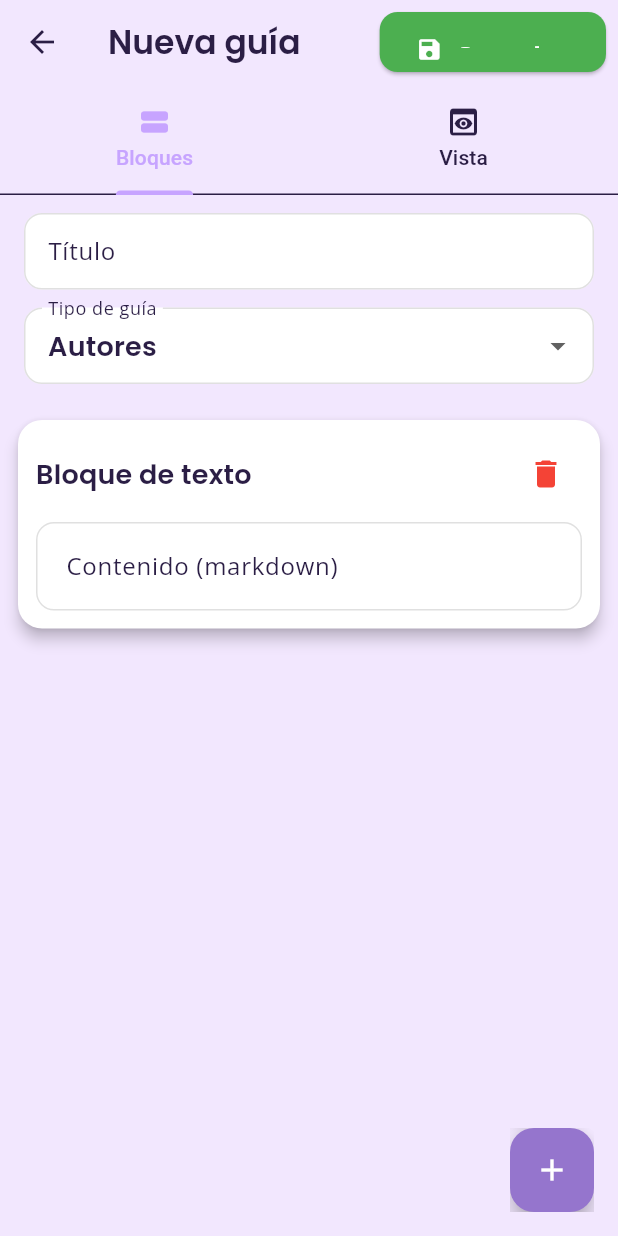
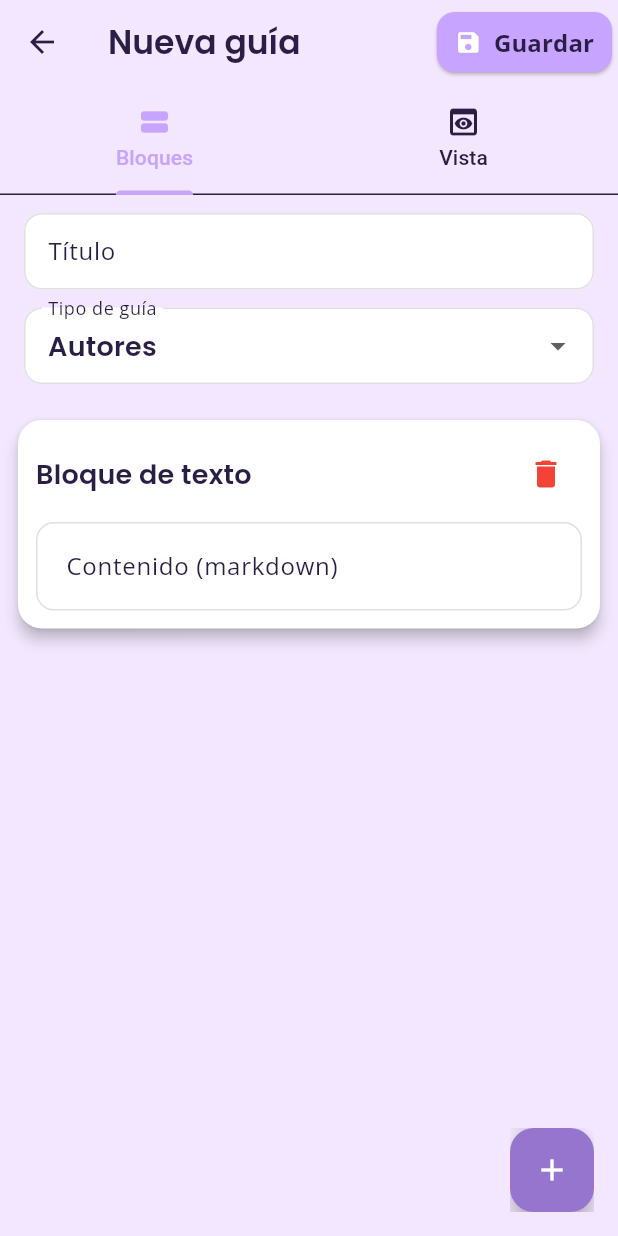
Before and after one commit to elguionbajomonoxido/neuroconecta2, a Flutter app: the EditarGuiaScreen screen opened directly, on a phone screen of 412 x 824 dp. Run offline on Flutter 3.47's test engine with Material 3 defaults, Android fonts, the phone set to English and light mode, and no system bars; our stand-ins replace cached_network_image, chewie, cloud_firestore, firebase_auth, firebase_core, flutter_highlight and 8 more; accounts and stored records are empty.

Commit message:
fix: Ajustes de UI responsivos - imágenes, tarjetas y botón guardar
- Cambiar BoxFit.cover a BoxFit.contain en detalles_guia_screen para imágenes adaptativas
- Remover altura fija en imágenes para que se adapten al contenido
- Reducir altura de preview de imágenes de 200 a 120px en tarjetas
- Reducir ancho de imágenes de 160 a 120px para tarjetas más compactas
- Botón Guardar: usar colores del tema (primary/onPrimary)
- Usar textTheme.labelLarge para texto adaptativo del botón
- Padding adaptativo en botón Guardar para mejor proporción
- Aplicar cambios en guia_funcionalidades_screen y guia_autores_screen
- APK 65.9 MB, flutter analyze: 0 issues

```diff
--- a/lib/screens/detalles_guia_screen.dart
+++ b/lib/screens/detalles_guia_screen.dart
@@ -209,9 +209,8 @@ class _DetallesGuiaScreenState extends State<DetallesGuiaScreen> {
       borderRadius: BorderRadius.circular(8),
       child: AdaptiveImage(
         imageUrl: bloque.url!,
-        fit: BoxFit.cover,
+        fit: BoxFit.contain,
         width: double.infinity,
-        height: 300,
       ),
     );
   }
--- a/lib/screens/editar_guia_screen.dart
+++ b/lib/screens/editar_guia_screen.dart
@@ -101,7 +101,8 @@ class _EditarGuiaScreenState extends State<EditarGuiaScreen>
               elevation: innerBoxIsScrolled ? 4 : 0,
               actions: [
                 Padding(
-                  padding: const EdgeInsets.all(8.0),
+                  padding: const EdgeInsets.symmetric(horizontal: 4, vertical: 8),
+                  child: Center(
                     child: ElevatedButton.icon(
                       onPressed: _guardando ? null : _guardar,
                       icon: _guardando
@@ -111,10 +112,15 @@ class _EditarGuiaScreenState extends State<EditarGuiaScreen>
                               child: CircularProgressIndicator(strokeWidth: 2),
                             )
                           : const Icon(Icons.save),
-                    label: Text(_guardando ? 'Guardando...' : 'Guardar'),
+                      label: Text(
+                        _guardando ? 'Guardando...' : 'Guardar',
+                        style: Theme.of(context).textTheme.labelLarge,
+                      ),
                       style: ElevatedButton.styleFrom(
-                      backgroundColor: Colors.green,
-                      foregroundColor: Colors.white,
+                        backgroundColor: Theme.of(context).colorScheme.primary,
+                        foregroundColor: Theme.of(context).colorScheme.onPrimary,
+                        padding: const EdgeInsets.symmetric(horizontal: 12, vertical: 8),
+                      ),
                     ),
                   ),
                 ),
--- a/lib/screens/guia_autores_screen.dart
+++ b/lib/screens/guia_autores_screen.dart
@@ -201,7 +201,7 @@ class GuiaAutoresScreen extends StatelessWidget {
             ),
             if (guia.bloques.isNotEmpty)
               SizedBox(
-                height: 200,
+                height: 120,
                 child: ListView(
                   scrollDirection: Axis.horizontal,
                   padding: const EdgeInsets.symmetric(horizontal: 16),
@@ -214,8 +214,8 @@ class GuiaAutoresScreen extends StatelessWidget {
                           child: AdaptiveImage(
                             imageUrl: bloque.url!,
                             fit: BoxFit.cover,
-                            width: 160,
-                            height: 200,
+                            width: 120,
+                            height: 120,
                           ),
                         ),
                       );
--- a/lib/screens/guia_funcionalidades_screen.dart
+++ b/lib/screens/guia_funcionalidades_screen.dart
@@ -88,7 +88,7 @@ class GuiaFuncionalidadesScreen extends StatelessWidget {
             ),
             if (guia.bloques.isNotEmpty)
               SizedBox(
-                height: 200,
+                height: 120,
                 child: ListView(
                   scrollDirection: Axis.horizontal,
                   padding: const EdgeInsets.symmetric(horizontal: 16),
@@ -101,8 +101,8 @@ class GuiaFuncionalidadesScreen extends StatelessWidget {
                           child: AdaptiveImage(
                             imageUrl: bloque.url!,
                             fit: BoxFit.cover,
-                            width: 160,
-                            height: 200,
+                            width: 120,
+                            height: 120,
                           ),
                         ),
                       );
```
Lines whose indentation alone changed are shown as unchanged.
